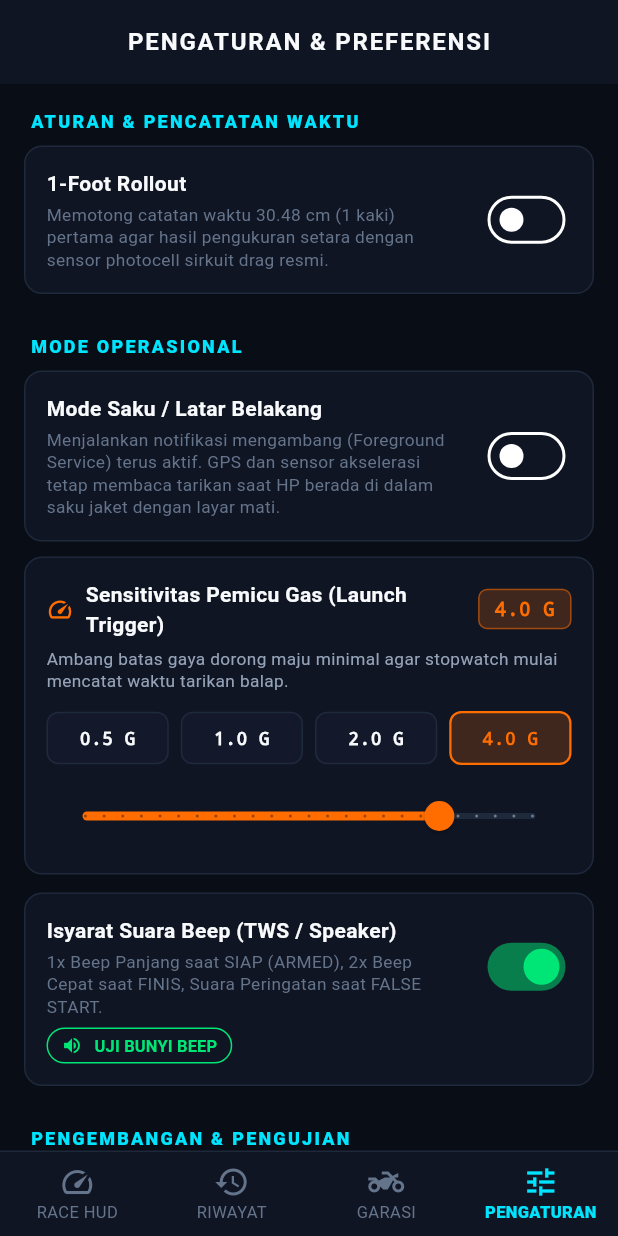
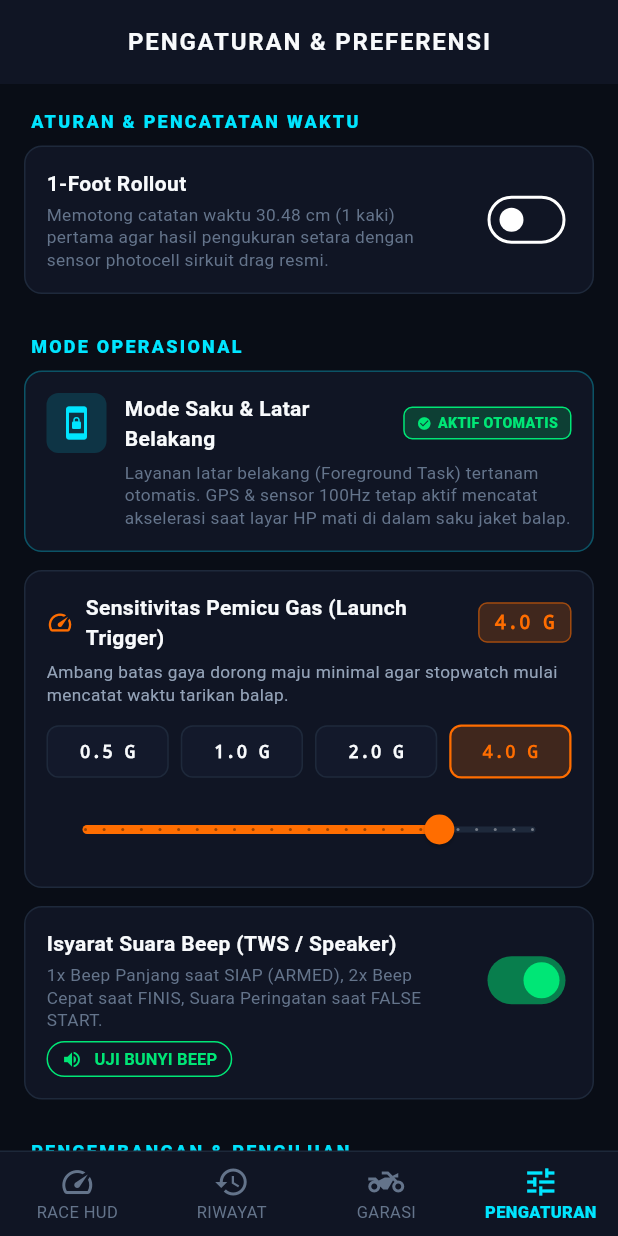
Before and after one commit to Umar29072000/racebox_mobile, a Flutter app: the screen it shows after launch, item 4 of the bottom bar chosen, on a phone screen of 412 x 824 dp. Run offline on Flutter 3.47's test engine with Material 3 defaults, Android fonts, the phone set to English and light mode, and no system bars; our stand-ins replace audioplayers, equatable, fl_chart, flutter_bloc, geolocator, sensors_plus and 4 more; missing offline and left inert: flutter_foreground_task; accounts and stored records are empty; statements that could not run were skipped.

Commit message:
feat: update README, improve database handling, and enhance settings functionality

```diff
--- a/lib/data/repositories/race_session_repository_impl.dart
+++ b/lib/data/repositories/race_session_repository_impl.dart
@@ -1,3 +1,5 @@
+import 'package:sqflite/sqflite.dart';
+
 import '../../domain/models/discipline_type.dart';
 import '../../domain/models/race_session.dart';
 import '../../domain/models/telemetry_point.dart';
@@ -18,6 +20,7 @@ class RaceSessionRepositoryImpl implements RaceSessionRepository {
       await txn.insert(
         'RaceSessions',
         session.toMap(),
+        conflictAlgorithm: ConflictAlgorithm.replace,
       );
 
       final batch = txn.batch();
--- a/lib/presentation/bloc/settings/settings_cubit.dart
+++ b/lib/presentation/bloc/settings/settings_cubit.dart
@@ -12,7 +12,7 @@ class SettingsState extends Equatable {
   const SettingsState({
     this.soundEnabled = true,
     this.simulationMode = false,
-    this.pocketModeEnabled = false,
+    this.pocketModeEnabled = true,
     this.oneFootRolloutEnabled = false,
     this.triggerSensitivityG = 4.0,
   });
@@ -59,14 +59,13 @@ class SettingsCubit extends Cubit<SettingsState> {
       final prefs = await SharedPreferences.getInstance();
       final sound = prefs.getBool(_keySound) ?? true;
       final simulation = prefs.getBool(_keySimulation) ?? false;
-      final pocket = prefs.getBool(_keyPocket) ?? false;
       final rollout = prefs.getBool(_keyRollout) ?? false;
       final sensitivity = prefs.getDouble(_keySensitivity) ?? 4.0;
 
       emit(state.copyWith(
         soundEnabled: sound,
         simulationMode: simulation,
-        pocketModeEnabled: pocket,
+        pocketModeEnabled: true,
         oneFootRolloutEnabled: rollout,
         triggerSensitivityG: sensitivity,
       ));
--- a/lib/presentation/bloc/timer/race_timer_bloc.dart
+++ b/lib/presentation/bloc/timer/race_timer_bloc.dart
@@ -92,6 +92,8 @@ class RaceTimerBloc extends Bloc<RaceTimerEvent, RaceTimerState> {
   ) async {
     await audioCue.init();
     await WakelockService.enable();
+    await ForegroundServiceManager.init();
+    await ForegroundServiceManager.startService();
 
     // Load default vehicle
     final defaultVehicle = await vehicleRepo.getDefaultVehicle();
@@ -99,12 +101,10 @@ class RaceTimerBloc extends Bloc<RaceTimerEvent, RaceTimerState> {
     // Load persistent user settings
     double savedThreshold = state.triggerThresholdG;
     bool savedRollout = state.oneFootRolloutEnabled;
-    bool savedPocket = state.isPocketMode;
     try {
       final prefs = await SharedPreferences.getInstance();
       savedThreshold = prefs.getDouble('racebox_trigger_sensitivity_g') ?? savedThreshold;
       savedRollout = prefs.getBool('racebox_one_foot_rollout') ?? savedRollout;
-      savedPocket = prefs.getBool('racebox_pocket_mode') ?? savedPocket;
     } catch (_) {}
 
     emit(state.copyWith(
@@ -112,7 +112,7 @@ class RaceTimerBloc extends Bloc<RaceTimerEvent, RaceTimerState> {
       isSimulated: event.isSimulated,
       triggerThresholdG: savedThreshold,
       oneFootRolloutEnabled: savedRollout,
-      isPocketMode: savedPocket,
+      isPocketMode: true,
     ));
 
     await _initDataSources(isSimulated: event.isSimulated);
@@ -822,13 +822,10 @@ class RaceTimerBloc extends Bloc<RaceTimerEvent, RaceTimerState> {
     TogglePocketMode event,
     Emitter<RaceTimerState> emit,
   ) async {
-    if (event.enabled) {
-      await ForegroundServiceManager.init();
-      await ForegroundServiceManager.startService();
-    } else {
-      await ForegroundServiceManager.stopService();
-    }
-    emit(state.copyWith(isPocketMode: event.enabled));
+    // Mode saku & latar belakang selalu aktif tertanam
+    await ForegroundServiceManager.init();
+    await ForegroundServiceManager.startService();
+    emit(state.copyWith(isPocketMode: true));
   }
 
   void _onSetActiveVehicle(
--- a/lib/presentation/bloc/timer/race_timer_state.dart
+++ b/lib/presentation/bloc/timer/race_timer_state.dart
@@ -58,7 +58,7 @@ class RaceTimerState extends Equatable {
     this.split0To100,
     this.oneFootRolloutEnabled = false,
     this.oneFootRolloutSec,
-    this.isPocketMode = false,
+    this.isPocketMode = true,
     this.isSimulated = false,
     this.triggerThresholdG = 4.0,
     this.lastFinishedSession,
--- a/lib/presentation/screens/settings_screen.dart
+++ b/lib/presentation/screens/settings_screen.dart
@@ -40,16 +40,7 @@ class SettingsScreen extends StatelessWidget {
 
               const SizedBox(height: 16.0),
               _buildSectionHeader('MODE OPERASIONAL'),
-              _buildSwitchTile(
-                title: 'Mode Saku / Latar Belakang',
-                subtitle: 'Menjalankan notifikasi mengambang (Foreground Service) terus aktif. GPS dan sensor akselerasi tetap membaca tarikan saat HP berada di dalam saku jaket dengan layar mati.',
-                value: state.pocketModeEnabled,
-                activeColor: AppColors.cyan,
-                onChanged: (val) {
-                  context.read<SettingsCubit>().togglePocketMode(val);
-                  context.read<RaceTimerBloc>().add(TogglePocketMode(val));
-                },
-              ),
+              _buildEmbeddedPocketModeCard(),
               _buildSensitivityCard(context, state),
               _buildSwitchTile(
                 title: 'Isyarat Suara Beep (TWS / Speaker)',
@@ -183,6 +174,89 @@ class SettingsScreen extends StatelessWidget {
     );
   }
 
+  Widget _buildEmbeddedPocketModeCard() {
+    return Container(
+      margin: const EdgeInsets.only(bottom: 12.0),
+      padding: const EdgeInsets.all(14.0),
+      decoration: BoxDecoration(
+        color: AppColors.surface,
+        borderRadius: BorderRadius.circular(12.0),
+        border: Border.all(color: AppColors.cyan.withValues(alpha: 0.3)),
+      ),
+      child: Row(
+        crossAxisAlignment: CrossAxisAlignment.start,
+        children: [
+          Container(
+            padding: const EdgeInsets.all(8.0),
+            decoration: BoxDecoration(
+              color: AppColors.cyan.withValues(alpha: 0.15),
+              borderRadius: BorderRadius.circular(8.0),
+            ),
+            child: const Icon(
+              Icons.screen_lock_portrait,
+              color: AppColors.cyan,
+              size: 24.0,
+            ),
+          ),
+          const SizedBox(width: 12.0),
+          Expanded(
+            child: Column(
+              crossAxisAlignment: CrossAxisAlignment.start,
+              children: [
+                Row(
+                  children: [
+                    const Expanded(
+                      child: Text(
+                        'Mode Saku & Latar Belakang',
+                        style: TextStyle(
+                          color: AppColors.textPrimary,
+                          fontWeight: FontWeight.bold,
+                          fontSize: 14.0,
+                        ),
+                      ),
+                    ),
+                    Container(
+                      padding: const EdgeInsets.symmetric(horizontal: 8.0, vertical: 3.0),
+                      decoration: BoxDecoration(
+                        color: AppColors.green.withValues(alpha: 0.2),
+                        borderRadius: BorderRadius.circular(6.0),
+                        border: Border.all(color: AppColors.green),
+                      ),
+                      child: const Row(
+                        mainAxisSize: MainAxisSize.min,
+                        children: [
+                          Icon(Icons.check_circle, size: 10.0, color: AppColors.green),
+                          SizedBox(width: 4.0),
+                          Text(
+                            'AKTIF OTOMATIS',
+                            style: TextStyle(
+                              color: AppColors.green,
+                              fontWeight: FontWeight.w900,
+                              fontSize: 9.5,
+                            ),
+                          ),
+                        ],
+                      ),
+                    ),
+                  ],
+                ),
+                const SizedBox(height: 6.0),
+                const Text(
+                  'Layanan latar belakang (Foreground Task) tertanam otomatis. GPS & sensor 100Hz tetap aktif mencatat akselerasi saat layar HP mati di dalam saku jaket balap.',
+                  style: TextStyle(
+                    color: AppColors.textMuted,
+                    fontSize: 11.5,
+                    height: 1.3,
+                  ),
+                ),
+              ],
+            ),
+          ),
+        ],
+      ),
+    );
+  }
+
   Widget _buildSensitivityCard(BuildContext context, SettingsState state) {
     final currentVal = state.triggerSensitivityG;
     return Container(
```
Also changed, not shown: lib/data/repositories/vehicle_repository_impl.dart (+26 -3 lines), lib/presentation/screens/vehicle_screen.dart (+24 -1 lines), 7 other files.
